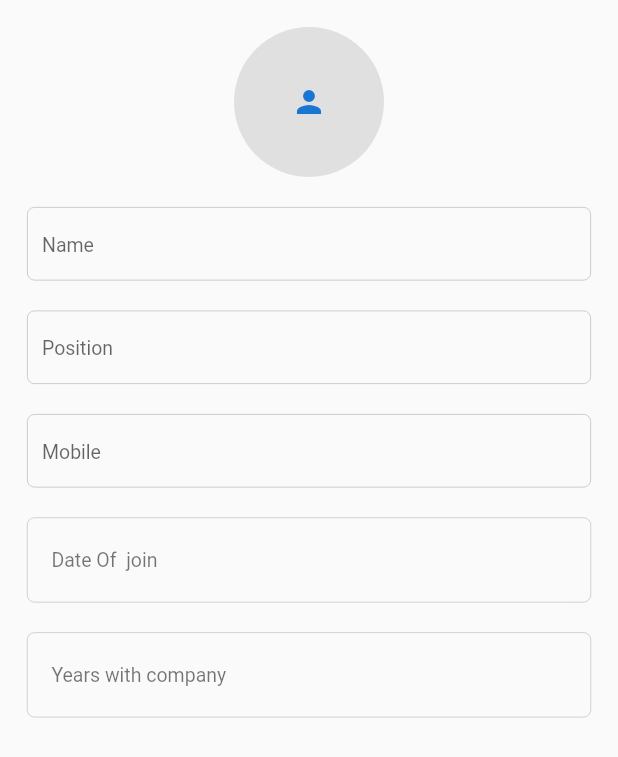
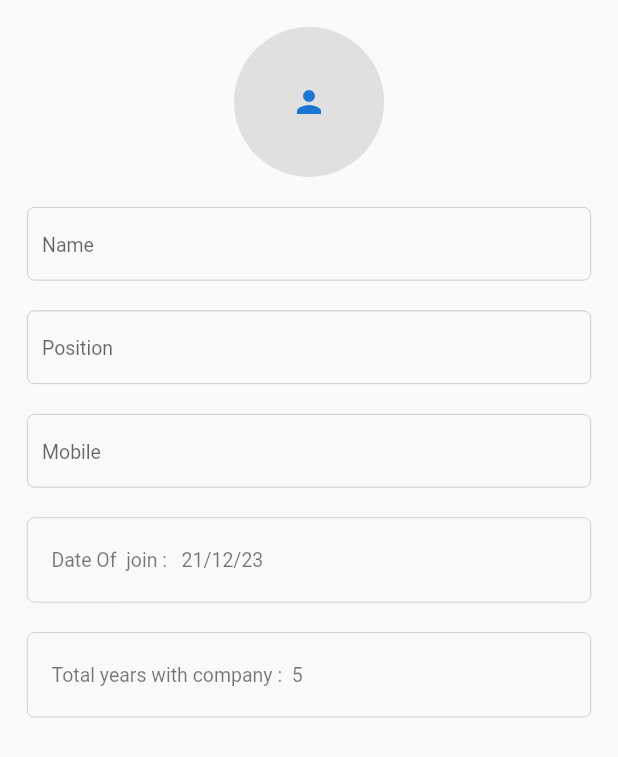
Before and after one commit to Nizam310/ess, a Flutter app: the Profile widget shown alone on an empty page, opened directly, on a phone screen of 412 x 824 dp. Shown: the top 757 px of the screen. Run offline on Flutter 3.47's test engine with Material 2 defaults, Android fonts, the phone set to English and light mode, and no system bars; our stand-ins replace fl_chart, nb_utils; network calls fail.

Commit message:
design change

```diff
--- a/lib/design/profile/profile.dart
+++ b/lib/design/profile/profile.dart
@@ -55,7 +55,7 @@ class Profile extends StatelessWidget {
                   shape: shape,
                   tileColor: Colors.grey[50],
                   title: const Text(
-                    "Date Of  join",
+                    "Date Of  join :   ${"21/12/23"}",
                     style: textStyle,
                   ),
                 ).paddingAll(10),
@@ -63,7 +63,7 @@ class Profile extends StatelessWidget {
                   shape: shape,
                   tileColor: Colors.grey[50],
                   title: const Text(
-                    "Years with company",
+                    "Total years with company :  ${'5'}",
                     style: textStyle,
                   ),
                 ).paddingAll(10),
```
Also changed, not shown: lib/design/dash_board/dash_board_screen.dart (+9 -2 lines), lib/design/settings/settings.dart (+10 -2 lines).
